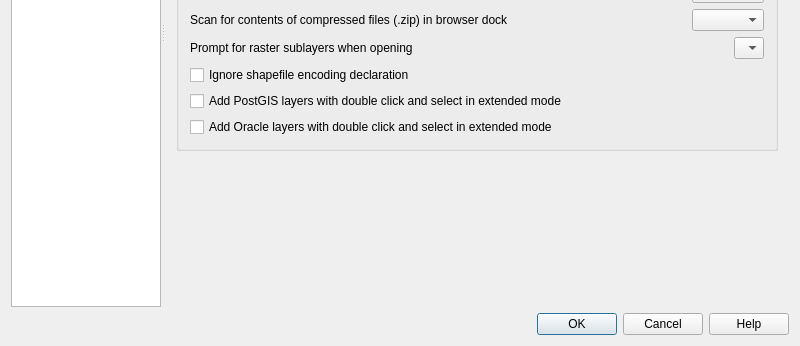
Qt form src/ui/qgsoptionsbase.ui (qgis/QGIS) before a commit; both pictures show x 0 to 800 and y 254 to 600 of the 800 by 600 pixel window.
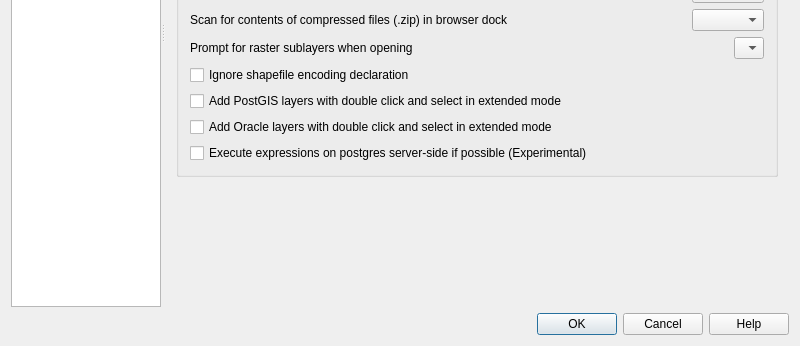
The same form after that commit. The open tabs and pages were chosen to show the change. Icons and pictures are not drawn. Custom widgets are drawn as their Qt base class.

Commit message: Make expression compiler configurable

Diff of the .ui file:
```diff
--- a/src/ui/qgsoptionsbase.ui
+++ b/src/ui/qgsoptionsbase.ui
@@ -1573,6 +1573,13 @@
                     </property>
                    </widget>
                   </item>
+                  <item>
+                   <widget class="QCheckBox" name="cbxCompileExpressions">
+                    <property name="text">
+                     <string>Execute expressions on postgres server-side if possible (Experimental)</string>
+                    </property>
+                   </widget>
+                  </item>
                  </layout>
                 </widget>
                </item>
```
Left out of the diff: 2 changed lines with no effect on the pictures. The commit also changes 1 other file.
